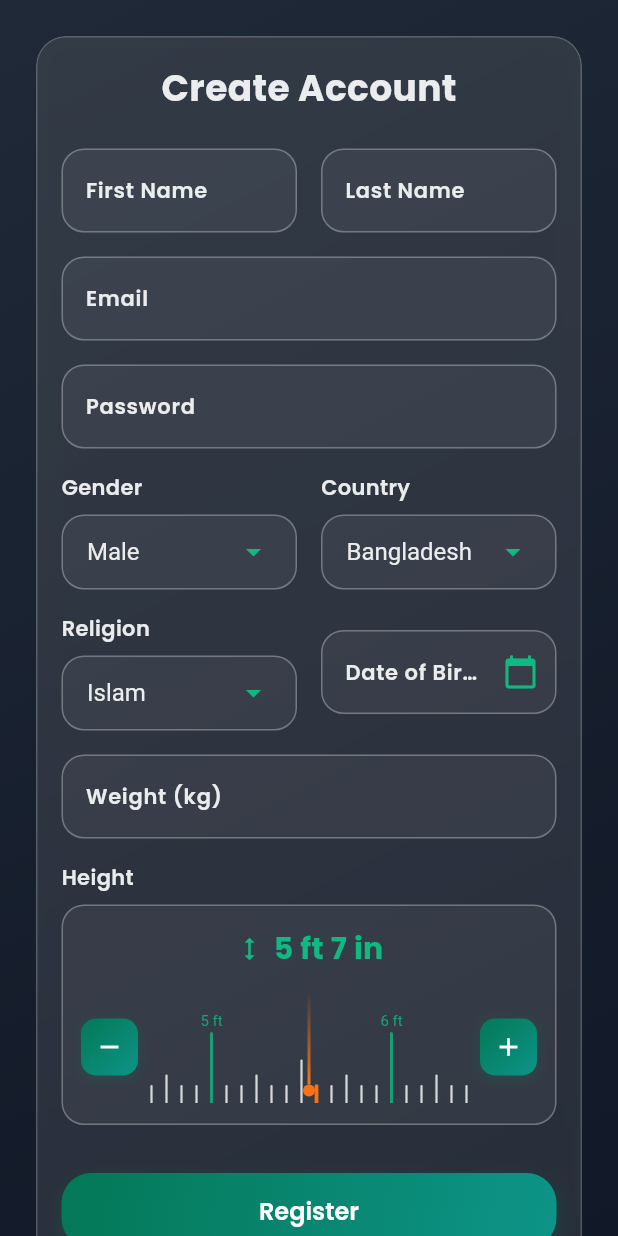
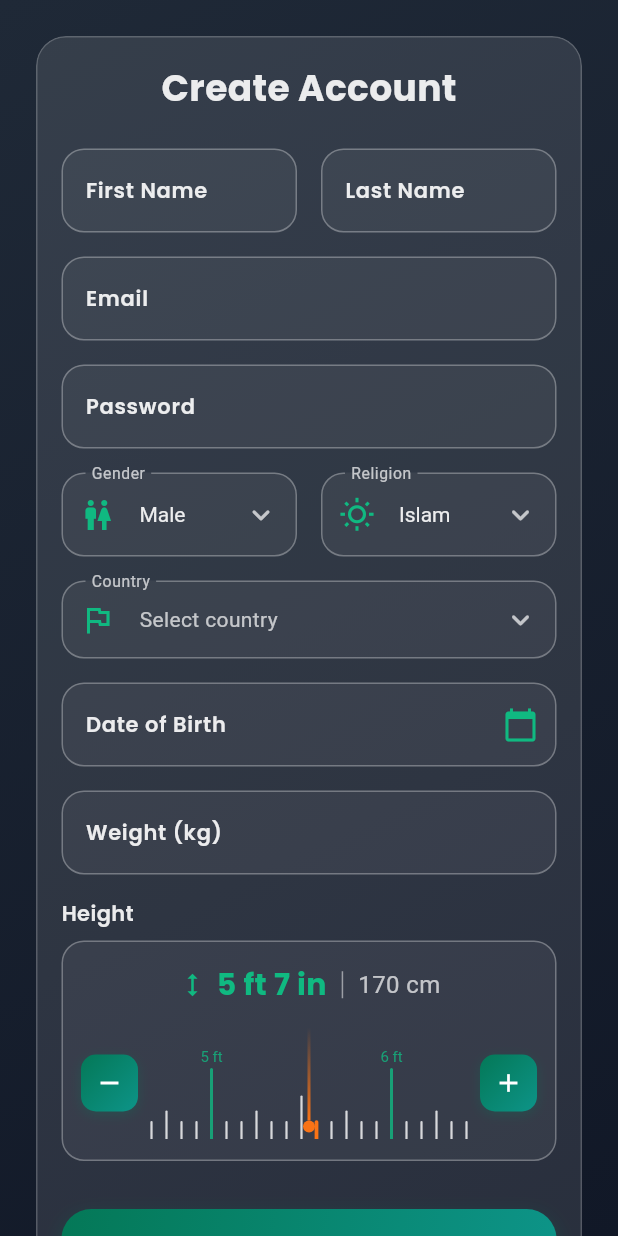
Before and after one commit to me-sharif-hasan/kikhabo-frontend, a Flutter app: the RegistrationScreen screen opened by its route, on a phone screen of 412 x 824 dp. Run offline on Flutter 3.47's test engine with Material 3 defaults, Android fonts, the phone set to English and light mode, and no system bars; our stand-ins replace cached_network_image, country_picker, dio, file_picker, firebase_analytics, firebase_auth and 16 more; missing offline and left inert: gal, youtube_explode_dart; accounts and stored records are empty; network calls fail.

Commit message:
feat: Add country picker field and integrate into registration and edit profile screens
- Implemented a new CountryPickerField widget for selecting countries.
- Updated RegistrationScreen to include country selection with validation.
- Modified EditProfileScreen to replace country text field with CountryPickerField.
- Enhanced dropdowns for gender and religion selection.
- Refactored height scale picker to display height in both feet and centimeters.
- Improved UI elements for better consistency and usability across screens.
- Updated pubspec.yaml to include country_picker dependency.

```diff
--- a/lib/core/theme/glass_styles.dart
+++ b/lib/core/theme/glass_styles.dart
@@ -1,4 +1,3 @@
-import 'dart:ui';
 import 'package:flutter/material.dart';
 import 'app_colors.dart';
 
@@ -11,33 +10,25 @@ class GlassStyles {
       color: AppColors.glassBorder,
       width: 1,
     ),
-    boxShadow: [
-      BoxShadow(
-        color: Colors.black.withOpacity(0.1),
-        blurRadius: 20,
-        spreadRadius: 5,
-      ),
-    ],
   );
 
   /// Decoration for input fields
   static BoxDecoration get glassInputDecoration => BoxDecoration(
-    color: AppColors.glass.withOpacity(0.05),
+    color: AppColors.glass.withValues(alpha: 0.05),
     borderRadius: BorderRadius.circular(15),
     border: Border.all(
-      color: AppColors.glassBorder.withOpacity(0.3),
+      color: AppColors.glassBorder.withValues(alpha: 0.3),
       width: 1,
     ),
   );
 
-  /// Standard blur filter
-  static ImageFilter get blurFilter => ImageFilter.blur(sigmaX: 10, sigmaY: 10);
-
-  /// ClipRect wrapper for BackdropFilter to apply blur
-  /// Use this inside a Widget to apply the blur effect
+  /// Glass container without BackdropFilter — avoids expensive blur
+  /// compositing which causes jank on OpenGL-based Android devices.
+  /// The semi-transparent [AppColors.glass] color provides the glass
+  /// look without the GPU overhead.
   static Widget glassContainer({
     required Widget child,
-    double blur = 15,
+    double blur = 15, // kept for API compatibility, no longer used
     EdgeInsetsGeometry padding = const EdgeInsets.all(16),
     double? width,
     double? height,
@@ -45,8 +36,6 @@ class GlassStyles {
   }) {
     return ClipRRect(
       borderRadius: borderRadius ?? BorderRadius.circular(20),
-      child: BackdropFilter(
-        filter: ImageFilter.blur(sigmaX: blur, sigmaY: blur),
       child: Container(
         width: width,
         height: height,
@@ -56,7 +45,6 @@ class GlassStyles {
         ),
         child: child,
       ),
-      ),
     );
   }
 }
--- a/lib/presentation/screens/auth/registration_screen.dart
+++ b/lib/presentation/screens/auth/registration_screen.dart
@@ -7,6 +7,7 @@ import '../../../core/theme/app_text_styles.dart';
 import '../../../core/utils/validators.dart';
 import '../../../data/models/user.dart';
 import '../../../domain/providers/auth_provider.dart';
+import '../../widgets/country_picker_field.dart';
 import '../../widgets/glass_button.dart';
 import '../../widgets/glass_card.dart';
 import '../../widgets/glass_text_field.dart';
@@ -33,13 +34,12 @@ class _RegistrationScreenState extends ConsumerState<RegistrationScreen> {
 
   // Dropdown values
   String _selectedGender = 'Male';
-  String _selectedCountry = 'Bangladesh';
+  String? _selectedCountry;
   String _selectedReligion = 'Islam';
 
   // Available Options
-  final List<String> _genders = ['Male', 'Female', 'Other'];
-  final List<String> _countries = ['Bangladesh', 'India', 'USA', 'UK', 'Canada'];
-  final List<String> _religions = ['Islam', 'Hinduism', 'Christianity', 'Buddhism', 'Other'];
+  static const _genders = ['Male', 'Female', 'Other'];
+  static const _religions = ['Islam', 'Hinduism', 'Christianity', 'Buddhism', 'Other'];
 
   DateTime? _selectedDate;
 
@@ -90,6 +90,12 @@ class _RegistrationScreenState extends ConsumerState<RegistrationScreen> {
         );
         return;
       }
+      if (_selectedCountry == null) {
+        ScaffoldMessenger.of(context).showSnackBar(
+          const SnackBar(content: Text('Please select a country')),
+        );
+        return;
+      }
 
       final userDto = UserDto(
         firstName: _firstNameController.text.trim(),
@@ -97,7 +103,7 @@ class _RegistrationScreenState extends ConsumerState<RegistrationScreen> {
         email: _emailController.text.trim(),
         password: _passwordController.text,
         gender: _selectedGender,
-        country: _selectedCountry,
+        country: _selectedCountry!,
         religion: _selectedReligion,
         dateOfBirth: _dobController.text,
         weightInKg: double.parse(_weightController.text),
@@ -115,42 +121,50 @@ class _RegistrationScreenState extends ConsumerState<RegistrationScreen> {
         ScaffoldMessenger.of(context).showSnackBar(
           const SnackBar(content: Text('Registration Successful! Please Login.')),
         );
-        context.pop(); // Go back to Login
+        context.pop();
       }
     }
   }
 
-  Widget _buildDropdown(String label, String value, List<String> items, Function(String?) onChanged) {
-    return Column(
-      crossAxisAlignment: CrossAxisAlignment.start,
-      children: [
-        Text(label, style: AppTextStyles.labelLarge),
-        const SizedBox(height: 8),
-        Container(
-          padding: const EdgeInsets.symmetric(horizontal: 16),
-          decoration: BoxDecoration(
-            color: AppColors.glass.withOpacity(0.05),
+  Widget _buildDropdown(
+    String label,
+    String value,
+    List<String> items,
+    Function(String?) onChanged, {
+    IconData? icon,
+  }) {
+    final border = OutlineInputBorder(
       borderRadius: BorderRadius.circular(15),
-            border: Border.all(color: AppColors.glassBorder.withOpacity(0.3)),
+      borderSide: BorderSide(color: AppColors.glassBorder.withOpacity(0.3)),
+    );
+    return DropdownButtonFormField<String>(
+      value: value,
+      decoration: InputDecoration(
+        labelText: label,
+        labelStyle:
+            AppTextStyles.bodyMedium.copyWith(color: AppColors.textSecondary),
+        prefixIcon: icon != null
+            ? Icon(icon, color: AppColors.primaryLight)
+            : null,
+        filled: true,
+        fillColor: AppColors.glass.withOpacity(0.05),
+        border: border,
+        enabledBorder: border,
+        focusedBorder: OutlineInputBorder(
+          borderRadius: BorderRadius.circular(15),
+          borderSide: BorderSide(color: AppColors.primaryLight),
         ),
-          child: DropdownButtonHideUnderline(
-            child: DropdownButton<String>(
-              value: value,
-              isExpanded: true,
+        contentPadding:
+            const EdgeInsets.symmetric(horizontal: 16, vertical: 16),
+      ),
       dropdownColor: AppColors.surface,
-              style: AppTextStyles.bodyLarge,
-              icon: Icon(Icons.arrow_drop_down, color: AppColors.primaryLight),
+      style: AppTextStyles.bodyMedium.copyWith(color: AppColors.textPrimary),
+      icon: Icon(Icons.keyboard_arrow_down_rounded,
+          color: AppColors.textSecondary),
+      items: items
+          .map((item) => DropdownMenuItem(value: item, child: Text(item)))
+          .toList(),
       onChanged: onChanged,
-              items: items.map<DropdownMenuItem<String>>((String value) {
-                return DropdownMenuItem<String>(
-                  value: value,
-                  child: Text(value),
-                );
-              }).toList(),
-            ),
-          ),
-        ),
-      ],
     );
   }
 
@@ -176,18 +190,22 @@ class _RegistrationScreenState extends ConsumerState<RegistrationScreen> {
 
                       Row(
                         children: [
-                          Expanded(child: GlassTextField(
+                          Expanded(
+                              child: GlassTextField(
                             controller: _firstNameController,
                             hintText: 'First Name',
                             labelText: 'First Name',
-                            validator: (v) => Validators.validateRequired(v, 'First Name'),
+                            validator: (v) =>
+                                Validators.validateRequired(v, 'First Name'),
                           )),
                           const SizedBox(width: 16),
-                          Expanded(child: GlassTextField(
+                          Expanded(
+                              child: GlassTextField(
                             controller: _lastNameController,
                             hintText: 'Last Name',
                             labelText: 'Last Name',
-                            validator: (v) => Validators.validateRequired(v, 'Last Name'),
+                            validator: (v) =>
+                                Validators.validateRequired(v, 'Last Name'),
                           )),
                         ],
                       ),
@@ -213,30 +231,48 @@ class _RegistrationScreenState extends ConsumerState<RegistrationScreen> {
 
                       Row(
                         children: [
-                          Expanded(child: _buildDropdown('Gender', _selectedGender, _genders, (v) => setState(() => _selectedGender = v!))),
+                          Expanded(
+                            child: _buildDropdown(
+                              'Gender',
+                              _selectedGender,
+                              _genders,
+                              (v) => setState(() => _selectedGender = v!),
+                              icon: Icons.wc,
+                            ),
+                          ),
                           const SizedBox(width: 16),
-                          Expanded(child: _buildDropdown('Country', _selectedCountry, _countries, (v) => setState(() => _selectedCountry = v!))),
+                          Expanded(
+                            child: _buildDropdown(
+                              'Religion',
+                              _selectedReligion,
+                              _religions,
+                              (v) => setState(() => _selectedReligion = v!),
+                              icon: Icons.wb_sunny_outlined,
+                            ),
+                          ),
                         ],
                       ),
                       const SizedBox(height: 16),
 
-                      Row(
-                        children: [
-                          Expanded(child: _buildDropdown('Religion', _selectedReligion, _religions, (v) => setState(() => _selectedReligion = v!))),
-                          const SizedBox(width: 16),
-                          Expanded(child: GestureDetector(
+                      CountryPickerField(
+                        selectedCountry: _selectedCountry,
+                        onChanged: (v) => setState(() => _selectedCountry = v),
+                      ),
+                      const SizedBox(height: 16),
+
+                      GestureDetector(
                         onTap: () => _selectDate(context),
                         child: AbsorbPointer(
                           child: GlassTextField(
                             controller: _dobController,
                             hintText: 'YYYY-MM-DD',
                             labelText: 'Date of Birth',
-                                suffixIcon: Icon(Icons.calendar_today, color: AppColors.primaryLight),
-                                validator: (v) => Validators.validateRequired(v, 'DOB'),
+                            suffixIcon: Icon(Icons.calendar_today,
+                                color: AppColors.primaryLight),
+                            validator: (v) =>
+                                Validators.validateRequired(v, 'DOB'),
                           ),
                         ),
-                          )),
-                        ],
                       ),
                       const SizedBox(height: 16),
 
@@ -248,10 +284,12 @@ class _RegistrationScreenState extends ConsumerState<RegistrationScreen> {
                         validator: (v) => Validators.validateNumber(v, 'Weight'),
                       ),
                       const SizedBox(height: 16),
+
                       HeightScalePicker(
                         initialHeightInFt: _selectedHeightInches / 12.0,
                         onChanged: (ft) {
-                          setState(() => _selectedHeightInches = (ft * 12).round().clamp(12, 96));
+                          setState(() => _selectedHeightInches =
+                              (ft * 12).round().clamp(12, 96));
                         },
                       ),
                       const SizedBox(height: 32),
@@ -271,7 +309,8 @@ class _RegistrationScreenState extends ConsumerState<RegistrationScreen> {
                         onPressed: () => context.pop(),
                         child: Text(
                           'Already have an account? Login',
-                          style: AppTextStyles.bodyMedium.copyWith(color: AppColors.accentLight),
+                          style: AppTextStyles.bodyMedium
+                              .copyWith(color: AppColors.accentLight),
                         ),
                       ),
                     ],
--- a/lib/presentation/screens/dashboard/dashboard_screen.dart
+++ b/lib/presentation/screens/dashboard/dashboard_screen.dart
@@ -89,7 +89,7 @@ class _DashboardScreenState extends ConsumerState<DashboardScreen> {
                 fit: StackFit.expand,
                 children: [
                   Image.asset('assets/sidebar_bg.gif', fit: BoxFit.cover),
-                  Container(color: Colors.black.withOpacity(0.35)),
+                  Container(color: Colors.black.withValues(alpha: 0.35)),
                   Positioned(
                     top: 48,
                     right: 16,
--- /dev/null
+++ b/lib/presentation/widgets/country_picker_field.dart
@@ -0,0 +1,88 @@
+import 'package:country_picker/country_picker.dart';
+import 'package:flutter/material.dart';
+import '../../core/theme/app_colors.dart';
+import '../../core/theme/app_text_styles.dart';
+
+/// Tappable country picker field that opens a searchable country list bottom sheet.
+class CountryPickerField extends StatelessWidget {
+  final String? selectedCountry;
+  final ValueChanged<String> onChanged;
+
+  const CountryPickerField({
+    super.key,
+    required this.selectedCountry,
+    required this.onChanged,
+  });
+
+  @override
+  Widget build(BuildContext context) {
+    final border = OutlineInputBorder(
+      borderRadius: BorderRadius.circular(15),
+      borderSide: BorderSide(color: AppColors.glassBorder.withOpacity(0.3)),
+    );
+
+    return GestureDetector(
+      onTap: () {
+        showCountryPicker(
+          context: context,
+          showPhoneCode: false,
+          countryListTheme: CountryListThemeData(
+            borderRadius:
+                const BorderRadius.vertical(top: Radius.circular(20)),
+            backgroundColor: AppColors.surface,
+            textStyle: AppTextStyles.bodyMedium
+                .copyWith(color: AppColors.textPrimary),
+            searchTextStyle: AppTextStyles.bodyMedium
+                .copyWith(color: AppColors.textPrimary),
+            inputDecoration: InputDecoration(
+              hintText: 'Search country...',
+              hintStyle: AppTextStyles.bodyMedium
+                  .copyWith(color: AppColors.textSecondary),
+              prefixIcon:
+                  Icon(Icons.search, color: AppColors.primaryLight),
+              filled: true,
+              fillColor: AppColors.glass.withOpacity(0.1),
+              border: OutlineInputBorder(
+                borderRadius: BorderRadius.circular(12),
+                borderSide: BorderSide(
+                    color: AppColors.glassBorder.withOpacity(0.3)),
+              ),
+              enabledBorder: OutlineInputBorder(
+                borderRadius: BorderRadius.circular(12),
+                borderSide: BorderSide(
+                    color: AppColors.glassBorder.withOpacity(0.3)),
+              ),
+            ),
+          ),
+          onSelect: (Country country) => onChanged(country.name),
+        );
+      },
+      child: InputDecorator(
+        decoration: InputDecoration(
+          labelText: 'Country',
+          labelStyle: AppTextStyles.bodyMedium
+              .copyWith(color: AppColors.textSecondary),
+          prefixIcon:
+              Icon(Icons.flag_outlined, color: AppColors.primaryLight),
+          suffixIcon: Icon(Icons.keyboard_arrow_down_rounded,
+              color: AppColors.textSecondary),
+          filled: true,
+          fillColor: AppColors.glass.withOpacity(0.05),
+          border: border,
+          enabledBorder: border,
+          contentPadding:
+              const EdgeInsets.symmetric(horizontal: 16, vertical: 16),
+        ),
+        child: Text(
+          selectedCountry ?? 'Select country',
+          overflow: TextOverflow.ellipsis,
+          style: AppTextStyles.bodyMedium.copyWith(
+            color: selectedCountry != null
+                ? AppColors.textPrimary
+                : AppColors.textSecondary,
+          ),
+        ),
+      ),
+    );
+  }
+}
--- a/lib/presentation/widgets/height_scale_picker.dart
+++ b/lib/presentation/widgets/height_scale_picker.dart
@@ -81,7 +81,8 @@ class _HeightScalePickerState extends State<HeightScalePicker> {
   Widget build(BuildContext context) {
     final ft = _selectedInches ~/ 12;
     final inRem = _selectedInches % 12;
-    final label = inRem == 0 ? '$ft ft' : '$ft ft $inRem in';
+    final cm = (_selectedInches * 2.54).round();
+    final ftLabel = inRem == 0 ? '$ft ft' : '$ft ft $inRem in';
 
     return Column(
       crossAxisAlignment: CrossAxisAlignment.start,
@@ -104,9 +105,22 @@ class _HeightScalePickerState extends State<HeightScalePicker> {
                   Icon(Icons.height, color: AppColors.primaryLight, size: 20),
                   const SizedBox(width: 6),
                   Text(
-                    label,
+                    ftLabel,
                     style: AppTextStyles.titleLarge
                         .copyWith(color: AppColors.primaryLight),
+                  ),
+                  const SizedBox(width: 10),
+                  Container(
+                    width: 1,
+                    height: 18,
+                    color: AppColors.glassBorder.withOpacity(0.5),
+                  ),
+                  const SizedBox(width: 10),
+                  Text(
+                    '$cm cm',
+                    style: AppTextStyles.bodyLarge.copyWith(
+                      color: AppColors.textSecondary,
+                    ),
                   ),
                 ],
               ),
@@ -277,6 +291,7 @@ class _ScaleButton extends StatelessWidget {
 
 // ─────────────────────────────────────────────────────────────────────────────
 // Ruler painter — draws tick marks and ft labels
+// TextPainters are cached across repaints to avoid re-layout on every scroll.
 // ─────────────────────────────────────────────────────────────────────────────
 class _RulerPainter extends CustomPainter {
   final int totalTicks;
@@ -285,18 +300,48 @@ class _RulerPainter extends CustomPainter {
   final int activeInches;
   final double rulerHeight;
 
-  const _RulerPainter({
+  // Cached painters: key = inches value (only ft marks: 12,24,...,96)
+  final Map<int, TextPainter> _ftPainters;
+
+  _RulerPainter({
     required this.totalTicks,
     required this.minInches,
     required this.tickSpacing,
     required this.activeInches,
     required this.rulerHeight,
-  });
+  }) : _ftPainters = _buildFtPainters(minInches, totalTicks, activeInches);
+
+  static Map<int, TextPainter> _buildFtPainters(
+      int minInches, int totalTicks, int activeInches) {
+    final map = <int, TextPainter>{};
+    for (int i = 0; i < totalTicks; i++) {
+      final inches = i + minInches;
+      if (inches % 12 == 0) {
+        final ft = inches ~/ 12;
+        final isActive = inches == activeInches;
+        final tp = TextPainter(
+          text: TextSpan(
+            text: '$ft ft',
+            style: TextStyle(
+              color: isActive
+                  ? AppColors.accent
+                  : AppColors.primaryLight.withValues(alpha: 0.8),
+              fontSize: isActive ? 11 : 10,
+              fontWeight: isActive ? FontWeight.bold : FontWeight.normal,
+            ),
+          ),
+          textDirection: TextDirection.ltr,
+        )..layout();
+        map[inches] = tp;
+      }
+    }
+    return map;
+  }
 
   @override
   void paint(Canvas canvas, Size size) {
     final defaultPaint = Paint()
-      ..color = AppColors.glassBorder.withOpacity(0.8)
+      ..color = AppColors.glassBorder.withValues(alpha: 0.8)
       ..strokeWidth = 1.5
       ..strokeCap = StrokeCap.round;
 
@@ -306,7 +351,7 @@ class _RulerPainter extends CustomPainter {
       ..strokeCap = StrokeCap.round;
 
     final ftPaint = Paint()
-      ..color = AppColors.primaryLight.withOpacity(0.8)
+      ..color = AppColors.primaryLight.withValues(alpha: 0.8)
       ..strokeWidth = 2.0
       ..strokeCap = StrokeCap.round;
 
@@ -336,20 +381,8 @@ class _RulerPainter extends CustomPainter {
         paint,
       );
 
-      // ft label above tall tick
       if (isFt) {
-        final ft = inches ~/ 12;
-        final tp = TextPainter(
-          text: TextSpan(
-            text: '$ft ft',
-            style: TextStyle(
-              color: isActive ? AppColors.accent : AppColors.primaryLight.withOpacity(0.8),
-              fontSize: isActive ? 11 : 10,
-              fontWeight: isActive ? FontWeight.bold : FontWeight.normal,
-            ),
-          ),
-          textDirection: TextDirection.ltr,
-        )..layout();
+        final tp = _ftPainters[inches]!;
         tp.paint(
           canvas,
           Offset(x - tp.width / 2, size.height - tickH - tp.height - 2),
--- a/pubspec.yaml
+++ b/pubspec.yaml
@@ -54,12 +54,15 @@ dependencies:
   url_launcher: ^6.3.1
   youtube_player_flutter: ^9.0.3
   firebase_core: ^4.5.0
+  firebase_auth: ^6.2.0
   firebase_analytics: ^12.1.3
   firebase_messaging: ^16.1.2
+  google_sign_in: ^6.2.2
   flutter_local_notifications: ^18.0.1
   youtube_explode_dart: ^3.0.5
   image_picker: ^1.1.2
   wakelock_plus: ^1.3.4
+  country_picker: ^2.0.21
 
 dev_dependencies:
   flutter_test:
@@ -97,6 +100,7 @@ flutter:
   assets:
     - assets/logo.png
     - assets/sidebar_bg.gif
+    - assets/google_logo.png
   #   - images/a_dot_burr.jpeg
   #   - images/a_dot_ham.jpeg
 
```
Also changed, not shown: lib/presentation/screens/auth/google_profile_completion_screen.dart (+23 -36 lines), lib/presentation/screens/dashboard/edit_profile_screen.dart (+13 -15 lines), lib/presentation/screens/dashboard/home_screen.dart (+38 -60 lines), lib/presentation/widgets/family_member_card.dart (+8 -23 lines), lib/presentation/widgets/meal_card.dart (+4 -21 lines), pubspec.lock. Lines whose indentation alone changed are shown as unchanged.
